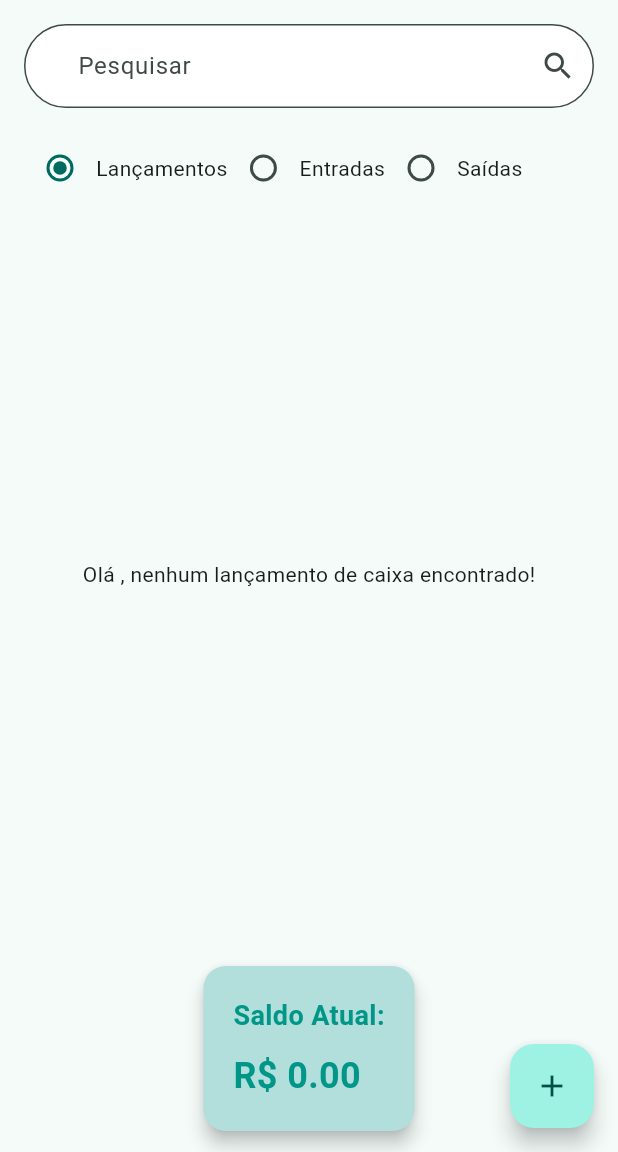
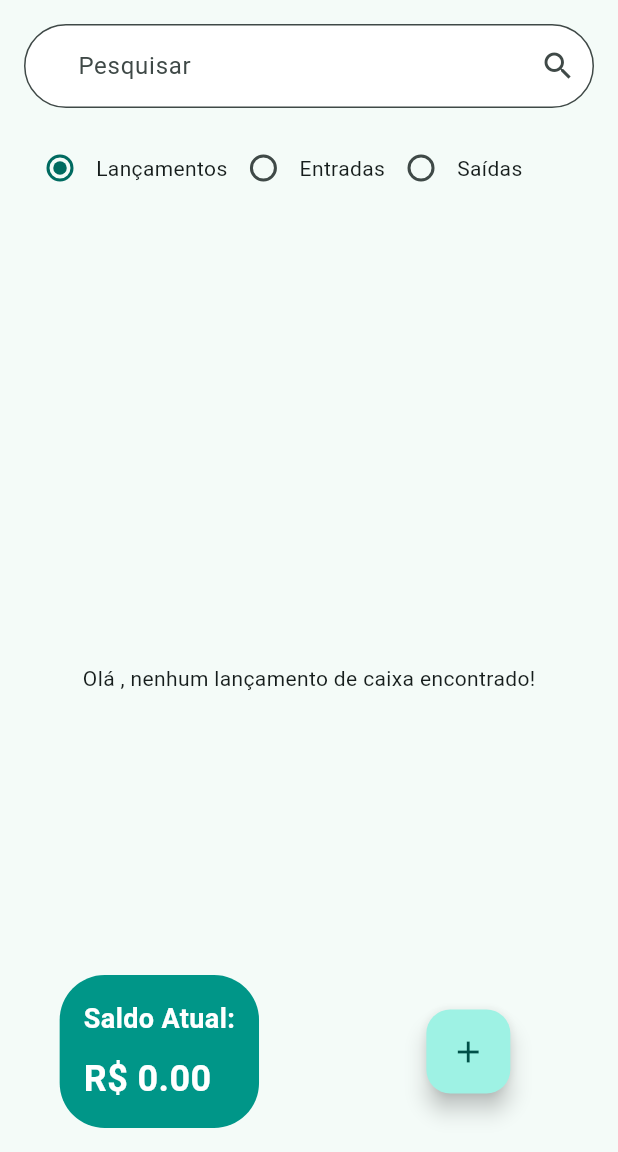
Before and after one commit to Caio-eng/leal_financial_point, a Flutter app: the screen it shows once a user with an empty profile is signed in, in the side drawer, after a tap on "Caixa", on a phone screen of 412 x 824 dp, the part 84-1236 px from its top. Run offline on Flutter 3.47's test engine with Material 3 defaults, Android fonts, the phone set to English and light mode, and no system bars; our stand-ins replace cloud_firestore, firebase_auth, firebase_core, firebase_storage, gallery_saver, image_picker and 1 more; missing offline and left inert: dart:html, validadores; accounts and stored records are empty; generated files the repository leaves out were written again.

Commit message:
Ajustando o layout do financial box, componente finalizado

```diff
--- a/lib/screen/fiancial_screen/financial_box_screen.dart
+++ b/lib/screen/fiancial_screen/financial_box_screen.dart
@@ -241,46 +241,43 @@ class _FinancialBoxScreenState extends State<FinancialBoxScreen> {
               },
             ),
           ),
-
-          // Card para exibir o saldo atual
-          Padding(
-            padding: const EdgeInsets.symmetric(horizontal: 16, vertical: 10),
-            child: Card(
-              color: Colors.teal[100],
-              elevation: 5,
-              shape: RoundedRectangleBorder(
-                borderRadius: BorderRadius.circular(15),
+        ],
       ),
-              child: Padding(
-                padding: const EdgeInsets.all(20.0),
+      floatingActionButton: Row(
+        mainAxisAlignment: MainAxisAlignment.spaceAround,
+        children: [
+          Container(
+            padding: const EdgeInsets.all(16),
+            decoration: BoxDecoration(
+              shape: BoxShape.rectangle,
+              borderRadius: BorderRadius.circular(30),
+              color: Colors.teal, // Cor similar ao FloatingActionButton
+            ),
             child: Column(
               crossAxisAlignment: CrossAxisAlignment.start,
+              mainAxisSize: MainAxisSize.min,
               children: [
                 const Text(
                   'Saldo Atual:',
                   style: TextStyle(
                     fontSize: 18,
                     fontWeight: FontWeight.bold,
-                        color: Colors.teal,
+                    color: Colors.white,
                   ),
                 ),
                 const SizedBox(height: 10),
                 Text(
-                      'R\$ ${saldoAtual.toStringAsFixed(2)}', // Exibindo o saldo atual calculado
+                  'R\$ ${saldoAtual.toStringAsFixed(2)}',
                   style: const TextStyle(
                     fontSize: 24,
                     fontWeight: FontWeight.bold,
-                        color: Colors.teal,
+                    color: Colors.white,
                   ),
                 ),
               ],
             ),
           ),
-            ),
-          ),
-        ],
-      ),
-      floatingActionButton: FloatingActionButton(
+          FloatingActionButton(
             onPressed: () {
               Navigator.push(
                 context,
@@ -293,6 +290,8 @@ class _FinancialBoxScreenState extends State<FinancialBoxScreen> {
               saldoCalculado = false;
             },
             child: const Icon(Icons.add),
+          ),
+        ],
       ),
     );
   }
```
Also changed, not shown: 1 other file. Lines whose indentation alone changed are shown as unchanged.
